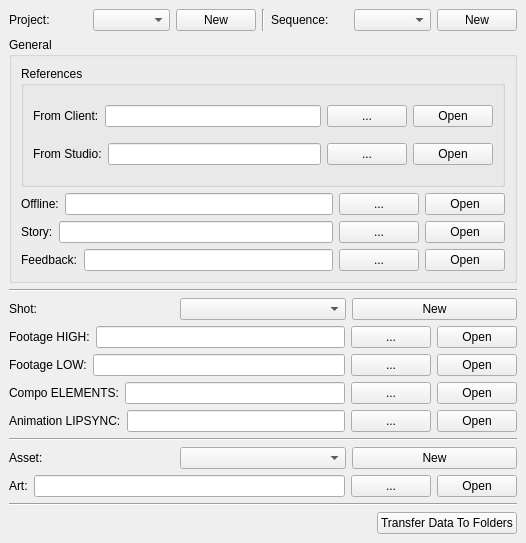
The window that pipe/materialDist/materialDist.ui (skarone/PipeL) describes before a commit, drawn with Qt 5.
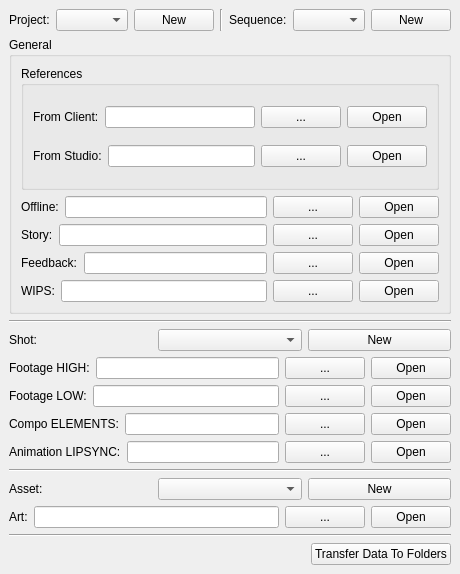
The same window after the commit.

What changed in the file:
```diff
--- a/pipe/materialDist/materialDist.ui
+++ b/pipe/materialDist/materialDist.ui
@@ -6,8 +6,8 @@
    <rect>
     <x>0</x>
     <y>0</y>
-    <width>526</width>
-    <height>543</height>
+    <width>440</width>
+    <height>574</height>
    </rect>
   </property>
   <property name="windowTitle">
@@ -223,6 +223,34 @@
          </item>
         </layout>
        </item>
+       <item>
+        <layout class="QHBoxLayout" name="horizontalLayout_14">
+         <item>
+          <widget class="QLabel" name="label_15">
+           <property name="text">
+            <string>WIPS:</string>
+           </property>
+          </widget>
+         </item>
+         <item>
+          <widget class="QLineEdit" name="wips_le"/>
+         </item>
+         <item>
+          <widget class="QPushButton" name="addWips_btn">
+           <property name="text">
+            <string>...</string>
+           </property>
+          </widget>
+         </item>
+         <item>
+          <widget class="QPushButton" name="browseWips_btn">
+           <property name="text">
+            <string>Open</string>
+           </property>
+          </widget>
+         </item>
+        </layout>
+       </item>
       </layout>
      </widget>
     </item>
```
